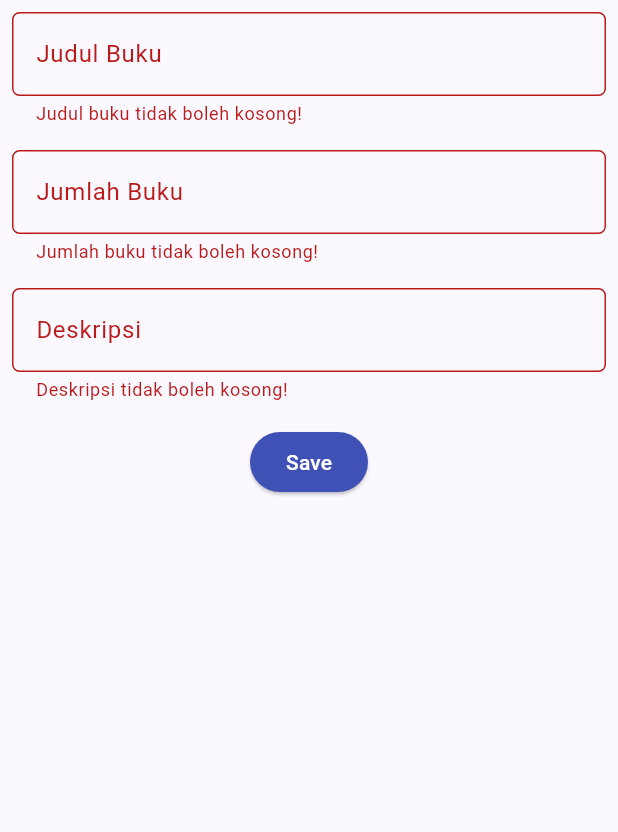
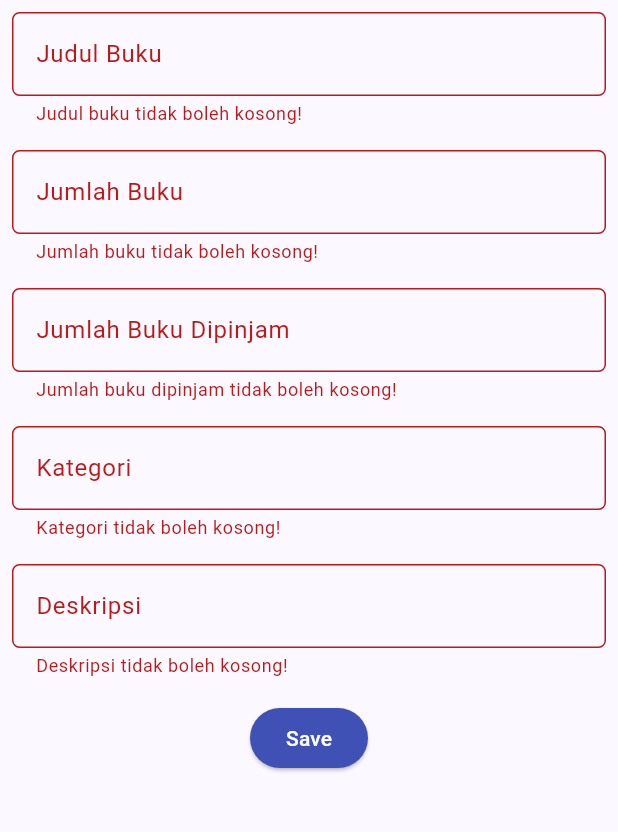
Before and after one commit to eelizabethmichelle/librory-mobile, a Flutter app: the LibroryFormPage screen opened directly, after a tap on "Save", on a phone screen of 412 x 824 dp, the part 84-916 px from its top. Run offline on Flutter 3.47's test engine with Material 2 defaults, Android fonts, the phone set to English and light mode, and no system bars; missing offline and left inert: pbp_django_auth.

Commit message:
Completed Tugas 9

```diff
--- a/lib/screens/librory_form.dart
+++ b/lib/screens/librory_form.dart
@@ -1,5 +1,12 @@
+// ignore_for_file: use_build_context_synchronously
+
+import 'dart:convert';
+
 import 'package:flutter/material.dart';
+import 'package:librory/screens/menu.dart';
 import 'package:librory/widgets/left_drawer.dart';
+import 'package:pbp_django_auth/pbp_django_auth.dart';
+import 'package:provider/provider.dart';
 
 class LibroryFormPage extends StatefulWidget {
   const LibroryFormPage({super.key});
@@ -12,10 +19,14 @@
   final _formKey = GlobalKey<FormState>();
   String _name = "";
   int _amount = 0;
+  int _rented = 0;
+  String _category = "";
   String _description = "";
 
   @override
   Widget build(BuildContext context) {
+    final request = context.watch<CookieRequest>();
+
     return Scaffold(
       appBar: AppBar(
         title: const Center(
@@ -87,6 +98,57 @@
               padding: const EdgeInsets.all(8.0),
               child: TextFormField(
                 decoration: InputDecoration(
+                  hintText: "Jumlah Buku Dipinjam",
+                  labelText: "Jumlah Buku Dipinjam",
+                  border: OutlineInputBorder(
+                    borderRadius: BorderRadius.circular(5.0),
+                  ),
+                ),
+                // Tambahkan variabel yang sesuai
+                onChanged: (String? value) {
+                  setState(() {
+                    _rented = int.parse(value!);
+                  });
+                },
+                validator: (String? value) {
+                  if (value == null || value.isEmpty) {
+                    return "Jumlah buku dipinjam tidak boleh kosong!";
+                  }
+                  if (int.tryParse(value) == null) {
+                    return "Jumlah buku dipinjam harus berupa angka!";
+                  }
+                  return null;
+                },
+              ),
+            ),
+            Padding(
+              padding: const EdgeInsets.all(8.0),
+              child: TextFormField(
+                decoration: InputDecoration(
+                  hintText: "Kategori",
+                  labelText: "Kategori",
+                  border: OutlineInputBorder(
+                    borderRadius: BorderRadius.circular(5.0),
+                  ),
+                ),
+                onChanged: (String? value) {
+                  setState(() {
+                    // Tambahkan variabel yang sesuai
+                    _category = value!;
+                  });
+                },
+                validator: (String? value) {
+                  if (value == null || value.isEmpty) {
+                    return "Kategori tidak boleh kosong!";
+                  }
+                  return null;
+                },
+              ),
+            ),
+            Padding(
+              padding: const EdgeInsets.all(8.0),
+              child: TextFormField(
+                decoration: InputDecoration(
                   hintText: "Deskripsi",
                   labelText: "Deskripsi",
                   border: OutlineInputBorder(
@@ -115,36 +177,34 @@
                   style: ButtonStyle(
                     backgroundColor: MaterialStateProperty.all(Colors.indigo),
                   ),
-                  onPressed: () {
+                  onPressed: () async {
                     if (_formKey.currentState!.validate()) {
-                      showDialog(
-                        context: context,
-                        builder: (context) {
-                          return AlertDialog(
-                            title: const Text('Buku berhasil tersimpan'),
-                            content: SingleChildScrollView(
-                              child: Column(
-                                crossAxisAlignment: CrossAxisAlignment.start,
-                                children: [
-                                  // Memunculkan value-value lainnya
-                                  Text('Judul Buku: $_name'),
-                                  Text('Jumlah Buku: $_amount'),
-                                  Text('Deskripsi: $_description'),
-                                ],
-                              ),
-                            ),
-                            actions: [
-                              TextButton(
-                                child: const Text('OK'),
-                                onPressed: () {
-                                  Navigator.pop(context);
-                                },
-                              ),
-                            ],
-                          );
-                        },
-                      );
-                      _formKey.currentState!.reset();
+                      // Kirim ke Django dan tunggu respons
+                      final response = await request.postJson(
+                          "http://127.0.0.1:8000/create-flutter/",
+                          jsonEncode(<String, String>{
+                            'name': _name,
+                            'amount': _amount.toString(),
+                            'rented': _rented.toString(),
+                            'category': _category,
+                            'description': _description,
+                          }));
+                      if (response['status'] == 'success') {
+                        ScaffoldMessenger.of(context)
+                            .showSnackBar(const SnackBar(
+                          content: Text("Buku baru berhasil disimpan!"),
+                        ));
+                        Navigator.pushReplacement(
+                          context,
+                          MaterialPageRoute(builder: (context) => MyHomePage()),
+                        );
+                      } else {
+                        ScaffoldMessenger.of(context)
+                            .showSnackBar(const SnackBar(
+                          content:
+                              Text("Terdapat kesalahan, silakan coba lagi."),
+                        ));
+                      }
                     }
                   },
                   child: const Text(
--- a/lib/screens/menu.dart
+++ b/lib/screens/menu.dart
@@ -6,9 +6,9 @@
   MyHomePage({Key? key}) : super(key: key);
 
   final List<LibroryItem> items = [
-    LibroryItem("Lihat Item", Icons.checklist, Colors.indigo),
-    LibroryItem("Tambah Item", Icons.add_shopping_cart, Colors.green),
-    LibroryItem("Logout", Icons.logout, Colors.red),
+    LibroryItem("Lihat Item", Icons.checklist, Colors.indigo, 1),
+    LibroryItem("Tambah Item", Icons.add_shopping_cart, Colors.green, 2),
+    LibroryItem("Logout", Icons.logout, Colors.red, 3),
   ];
 
   @override
--- a/lib/widgets/left_drawer.dart
+++ b/lib/widgets/left_drawer.dart
@@ -1,5 +1,6 @@
 import 'package:flutter/material.dart';
 import 'package:librory/screens/librory_form.dart';
+import 'package:librory/screens/list_product.dart';
 import 'package:librory/screens/menu.dart';
 
 class LeftDrawer extends StatelessWidget {
@@ -17,7 +18,7 @@
             child: Column(
               children: [
                 Text(
-                  'Shopping List',
+                  'Librory',
                   textAlign: TextAlign.center,
                   style: TextStyle(
                     fontSize: 30,
@@ -27,7 +28,7 @@
                 ),
                 Padding(padding: EdgeInsets.all(10)),
                 Text(
-                  "Catat seluruh keperluan belanjamu di sini!",
+                  "Catat seluruh bukumu di sini!",
                   // Menambahkan gaya teks dengan center alignment, font ukuran 15, warna putih, dan weight biasa
                   textAlign: TextAlign.center,
                   style: TextStyle(
@@ -64,6 +65,17 @@
                   ));
             },
           ),
+          ListTile(
+            leading: const Icon(Icons.shopping_basket),
+            title: const Text('Daftar Buku'),
+            onTap: () {
+              // Route menu ke halaman produk
+              Navigator.push(
+                context,
+                MaterialPageRoute(builder: (context) => const ProductPage()),
+              );
+            },
+          ),
         ],
       ),
     );
--- a/pubspec.yaml
+++ b/pubspec.yaml
@@ -35,6 +35,9 @@
   # The following adds the Cupertino Icons font to your application.
   # Use with the CupertinoIcons class for iOS style icons.
   cupertino_icons: ^1.0.2
+  provider: ^6.1.1
+  pbp_django_auth: ^0.4.0
+  http: ^1.1.0
 
 dev_dependencies:
   flutter_test:
```
Also changed, not shown: lib/main.dart (+16 -24 lines), lib/models/product.dart (added, +71 -0 lines), lib/screens/list_product.dart (added, +96 -0 lines), lib/screens/login.dart (added, +116 -0 lines), lib/widgets/librory_card.dart (+39 -2 lines), pubspec.lock, 2 other files.
